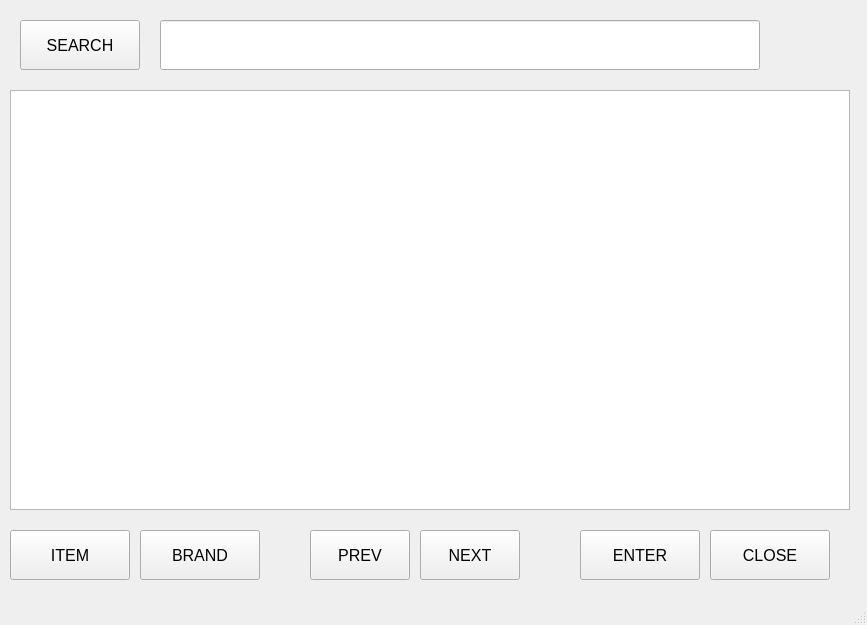
Old version of the form pagination.ui in the repository innovationzankpos/pagination.
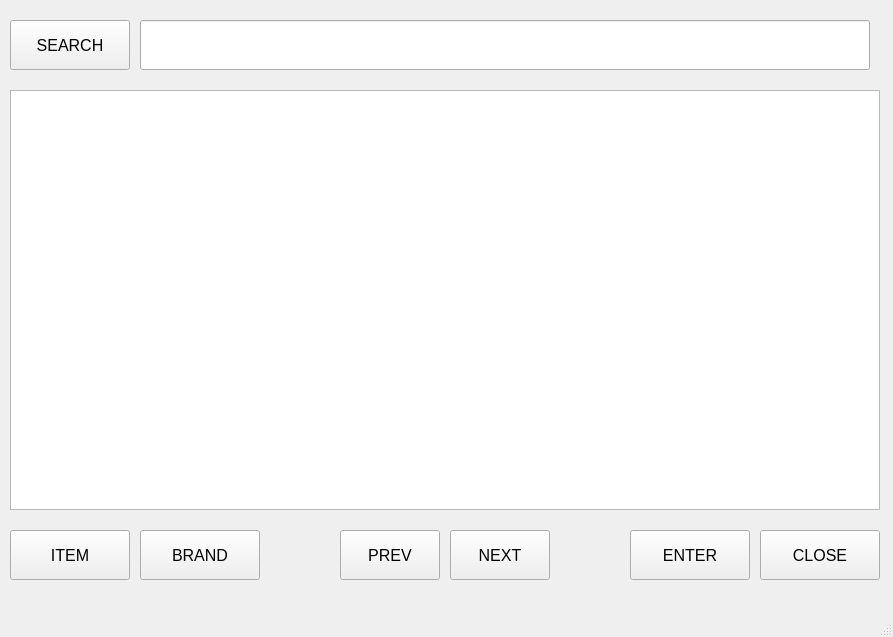
New version of the form. Icons and pictures are not drawn.

What changed in the file:
```diff
--- a/pagination.ui
+++ b/pagination.ui
@@ -6,8 +6,8 @@
    <rect>
     <x>0</x>
     <y>0</y>
-    <width>867</width>
-    <height>625</height>
+    <width>893</width>
+    <height>637</height>
    </rect>
   </property>
   <property name="windowTitle">
@@ -21,7 +21,7 @@
    <widget class="QPushButton" name="searchBtn">
     <property name="geometry">
      <rect>
-      <x>20</x>
+      <x>10</x>
       <y>20</y>
       <width>120</width>
       <height>50</height>
@@ -54,9 +54,9 @@
    <widget class="QLineEdit" name="searchTxt">
     <property name="geometry">
      <rect>
-      <x>160</x>
+      <x>140</x>
       <y>20</y>
-      <width>600</width>
+      <width>730</width>
       <height>50</height>
      </rect>
     </property>
@@ -72,7 +72,7 @@
      <rect>
       <x>10</x>
       <y>90</y>
-      <width>840</width>
+      <width>870</width>
       <height>420</height>
      </rect>
     </property>
@@ -140,7 +140,7 @@
    <widget class="QPushButton" name="closeBtn">
     <property name="geometry">
      <rect>
-      <x>710</x>
+      <x>760</x>
       <y>530</y>
       <width>120</width>
       <height>50</height>
@@ -170,7 +170,7 @@
    <widget class="QPushButton" name="enterBtn">
     <property name="geometry">
      <rect>
-      <x>580</x>
+      <x>630</x>
       <y>530</y>
       <width>120</width>
       <height>50</height>
@@ -200,7 +200,7 @@
    <widget class="QPushButton" name="prevBtn">
     <property name="geometry">
      <rect>
-      <x>310</x>
+      <x>340</x>
       <y>530</y>
       <width>100</width>
       <height>50</height>
@@ -230,7 +230,7 @@
    <widget class="QPushButton" name="nextBtn">
     <property name="geometry">
      <rect>
-      <x>420</x>
+      <x>450</x>
       <y>530</y>
       <width>100</width>
       <height>50</height>
```
Left out of the diff: 2 changed lines with no effect on the pictures.
